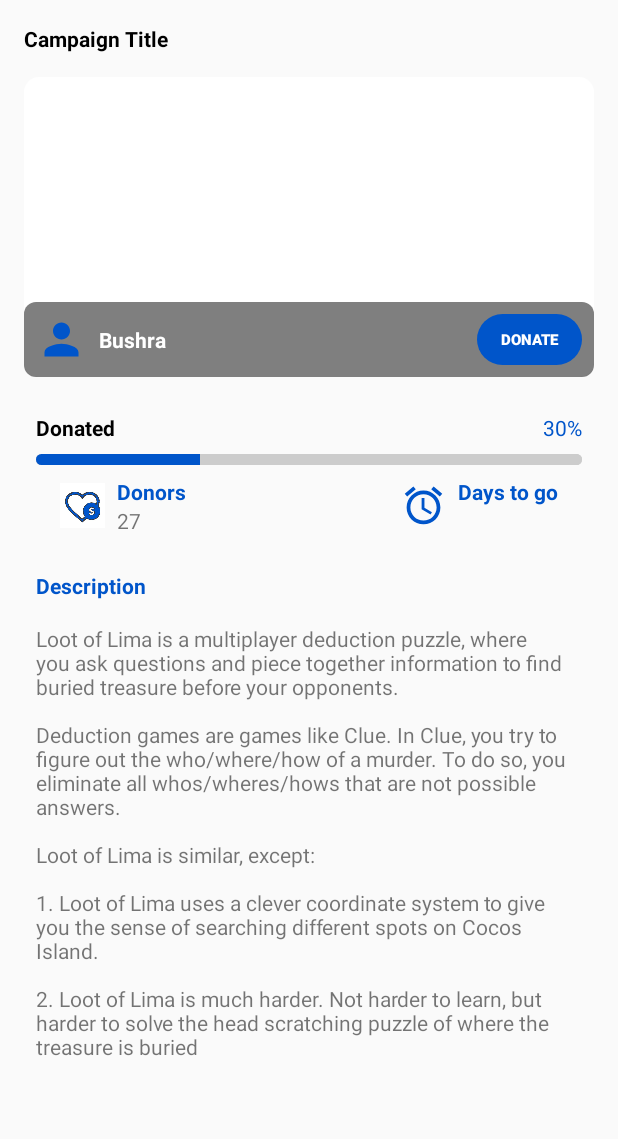
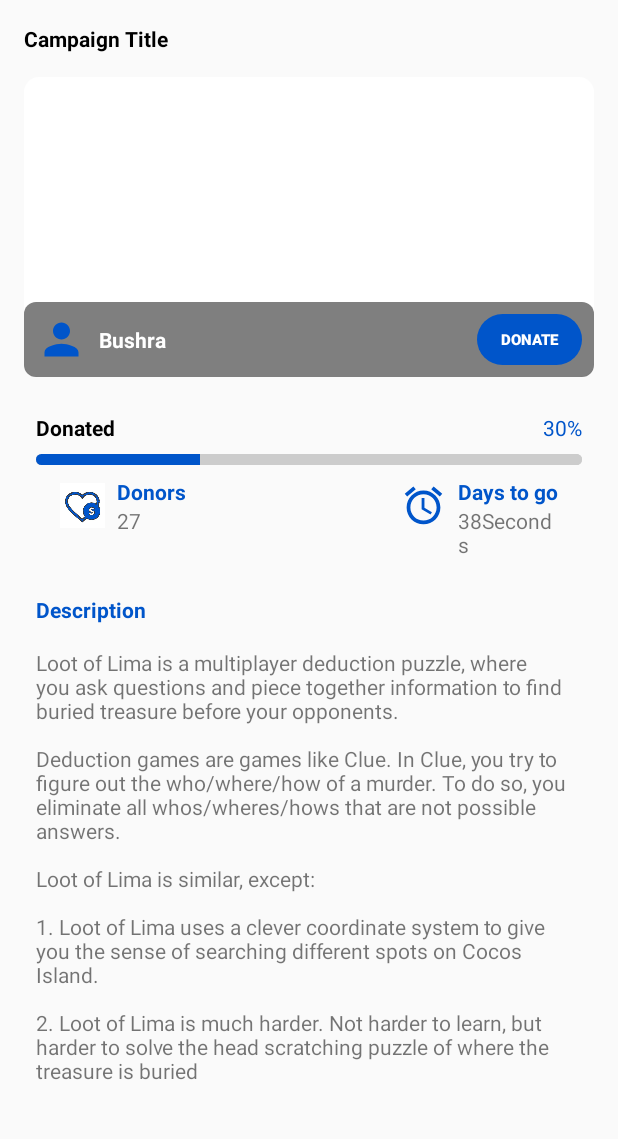
Before and after one commit to Rowad-CodingAcademy/CrowdFunding, an Android app: the CampaignDetailsActivity screen opened directly, with no data from a screen before it, on a phone screen of 412 x 824 dp, the part 84-1223 px from its top. Run offline under Robolectric (Android 15) with nearby library versions, the light colour scheme and no system bars; our stand-ins replace CircleImageView; pictures from the network do not load; 2 statements that could not run were skipped.

Commit message:
Calculate left days for a campaign

```diff
--- a/app/src/main/java/com/abood/crowdfunding/CampaignDetailsActivity.java
+++ b/app/src/main/java/com/abood/crowdfunding/CampaignDetailsActivity.java
@@ -20,15 +20,20 @@
 import android.widget.LinearLayout;
 import android.widget.ProgressBar;
 import android.widget.TextView;
+import android.widget.Toast;
 
 import com.bumptech.glide.Glide;
 import com.bumptech.glide.load.engine.DiskCacheStrategy;
 import com.bumptech.glide.request.target.BitmapImageViewTarget;
 
 import java.io.Serializable;
+import java.text.DateFormat;
+import java.text.ParseException;
+import java.text.SimpleDateFormat;
 import java.util.ArrayList;
 import java.util.Date;
 import java.util.UUID;
+import java.util.concurrent.TimeUnit;
 
 public class CampaignDetailsActivity extends AppCompatActivity
 {
@@ -45,6 +50,7 @@
     Users user;
     int mDonationRatio;
     int mDaysToGo;
+    String dateDiff;
     private Runnable runnable = null;
     private Handler handler = new Handler();
     private ArrayList<String> campaignPhotoes;
@@ -88,7 +94,7 @@
                 "1. Loot of Lima uses a clever coordinate system to give you the sense of searching different spots on Cocos Island.\n" +
                 "\n" +
                 "2. Loot of Lima is much harder. Not harder to learn, but harder to solve the head scratching puzzle of where the treasure is buried"
-                ,new Date(),new Date(),campaignPhotoes,27,10000.0,3000.0);
+                ,new Date(),new Date() ,campaignPhotoes,27,10000.0,3000.0);
         //mTitleTV.setText(campaign.getCampTitle());
 
         setUpViewPager();
@@ -132,19 +138,21 @@
 
         mDonorsTV.setText(String.valueOf(campaign.getCampDownersNum()));
 
-/*
-        mDaysToGo=getDaysDifference(campaign.getCampStart(),campaign.getCampEnd());
-        if(mDaysToGo==0)
+        //dateDiff=getDateDifference(getFormattedDate(campaign.getCampEnd()));
+        dateDiff=getDateDifference("2019-11-18-11-30-10");
+
+        if(dateDiff.matches("finished"))
         {
             mDaysToGoImageView.setImageResource(R.drawable.ic_alarm_on_black_24dp);
-            mDaysToGoTV.setText("finished");
+            mDaysToGoTV.setText(dateDiff);
         }
         else
         {
-            mDaysToGoTV.setText(mDaysToGo);
+            mDaysToGoTV.setText(dateDiff);
+        }
 
-        }
-*/
+
+
         mDescriptionTV.setText(campaign.getCampDescription());
 
     }
@@ -236,4 +244,71 @@
         }
     }
 
+
+        String getDateDifference(String  endDate)
+    {
+
+
+        SimpleDateFormat dateFormat = new SimpleDateFormat("yyyy-MM-dd-HH-mm-ss");
+
+        Date currentDate = new Date();
+        try {
+            Date eDate;
+
+            eDate = dateFormat.parse(endDate);
+
+            Long diff = eDate.getTime() - currentDate.getTime();
+
+
+            if (diff<= 0)
+            {
+                dateDiff="finished";
+
+            } else {
+                long days = (int) TimeUnit.MILLISECONDS.toDays(diff);
+                if (days != 0) {
+                    dateDiff= days + "Days ";
+
+                }
+                long hours = (int) (TimeUnit.MILLISECONDS.toHours(diff) - TimeUnit.DAYS.toHours(days));
+
+                if (hours != 0) {
+                    dateDiff= hours + "Hours ";
+
+                }
+                long minutes = (int) (TimeUnit.MILLISECONDS.toMinutes(diff) - TimeUnit.HOURS.toMinutes(TimeUnit.MILLISECONDS.toHours(hours)));
+
+                if (minutes != 0) {
+                    dateDiff= minutes + "Minutes ";
+
+                }
+
+                long seconds = (int) (TimeUnit.MILLISECONDS.toSeconds(diff) - TimeUnit.MINUTES.toSeconds(minutes));
+
+                if (seconds != 0) {
+                    dateDiff= seconds +"Seconds";
+
+                }
+            }
+        } catch (ParseException e) {
+            e.printStackTrace();
+        }
+
+        return dateDiff;
+    }
+
+    String getFormattedDate(Date date)
+    {
+        long year=date.getYear();
+        long month=date.getMonth();
+        long day=date.getDay();
+        long hour=date.getHours();
+        long minute=date.getMinutes();
+        long second=date.getSeconds();
+        return year+"-"+month+"-"+day+"-"+hour+"-"+minute+"-"+second;
+    }
+
+
+
+
 }
```
